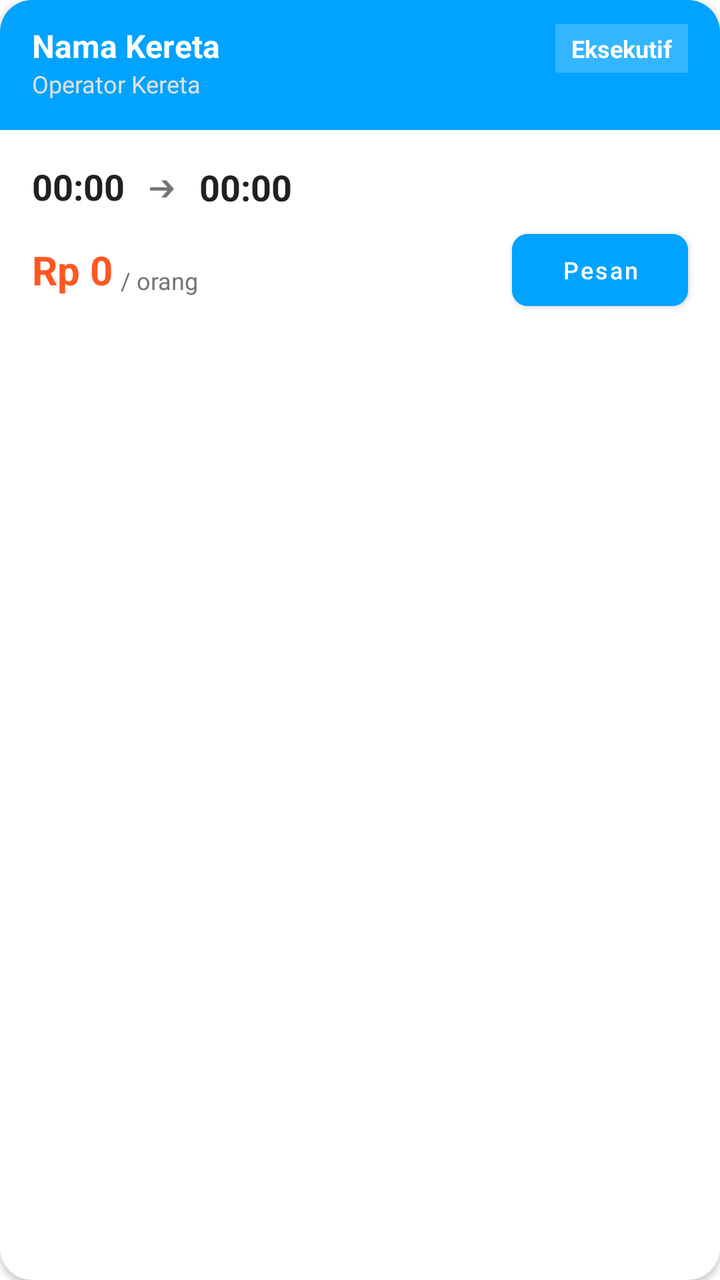
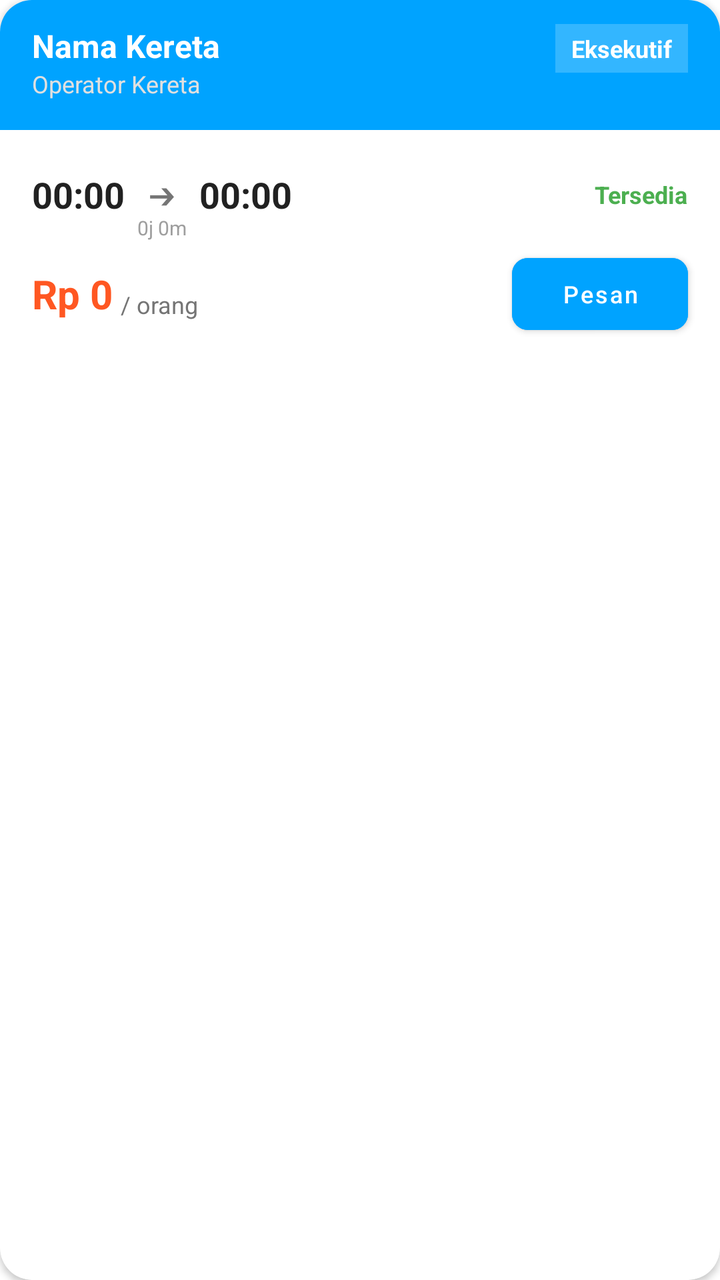

Two renders of the same Android screen: before a commit and after it. Below are the layout's source before the change and the commit's diff.
<!-- AndroidManifest.xml: application theme Theme.WisataGo -->
<!-- res/layout/item_train.xml -->
<?xml version="1.0" encoding="utf-8"?>
<com.google.android.material.card.MaterialCardView
    xmlns:android="http://schemas.android.com/apk/res/android"
    xmlns:app="http://schemas.android.com/apk/res-auto"
    android:layout_width="match_parent"
    android:layout_height="wrap_content"
    android:layout_marginHorizontal="16dp"
    android:layout_marginVertical="8dp"
    app:cardCornerRadius="16dp"
    app:cardElevation="2dp"
    app:strokeWidth="0dp">

    <androidx.constraintlayout.widget.ConstraintLayout
        android:layout_width="match_parent"
        android:layout_height="wrap_content"
        android:paddingBottom="16dp">

        <View
            android:id="@+id/view_header_train"
            android:layout_width="match_parent"
            android:layout_height="65dp"
            android:background="#00A3FF"
            app:layout_constraintTop_toTopOf="parent" />

        <TextView
            android:id="@+id/tv_train_name"
            android:layout_width="0dp"
            android:layout_height="wrap_content"
            android:layout_marginStart="16dp"
            android:layout_marginTop="12dp"
            android:text="Nama Kereta"
            android:textColor="#FFFFFF"
            android:textSize="16sp"
            android:textStyle="bold"
            app:layout_constraintStart_toStartOf="parent"
            app:layout_constraintTop_toTopOf="parent" />

        <TextView
            android:id="@+id/tv_operator_name"
            android:layout_width="0dp"
            android:layout_height="wrap_content"
            android:text="Operator Kereta"
            android:textColor="#E0E0E0"
            android:textSize="12sp"
            app:layout_constraintStart_toStartOf="@id/tv_train_name"
            app:layout_constraintTop_toBottomOf="@id/tv_train_name" />

        <TextView
            android:id="@+id/tv_class_type"
            android:layout_width="wrap_content"
            android:layout_height="wrap_content"
            android:layout_marginTop="12dp"
            android:layout_marginEnd="16dp"
            android:background="#33FFFFFF"
            android:paddingHorizontal="8dp"
            android:paddingVertical="4dp"
            android:text="Eksekutif"
            android:textColor="#FFFFFF"
            android:textSize="12sp"
            android:textStyle="bold"
            app:layout_constraintEnd_toEndOf="parent"
            app:layout_constraintTop_toTopOf="parent" />

        <TextView
            android:id="@+id/tv_departure_time"
            android:layout_width="wrap_content"
            android:layout_height="wrap_content"
            android:layout_marginStart="16dp"
            android:layout_marginTop="16dp"
            android:text="00:00"
            android:textColor="#212121"
            android:textSize="18sp"
            android:textStyle="bold"
            app:layout_constraintStart_toStartOf="parent"
            app:layout_constraintTop_toBottomOf="@id/view_header_train" />

        <TextView
            android:id="@+id/tv_arrow"
            android:layout_width="wrap_content"
            android:layout_height="wrap_content"
            android:layout_marginStart="12dp"
            android:text="➔"
            android:textColor="#757575"
            android:textSize="14sp"
            app:layout_constraintBottom_toBottomOf="@id/tv_departure_time"
            app:layout_constraintStart_toEndOf="@id/tv_departure_time"
            app:layout_constraintTop_toTopOf="@id/tv_departure_time" />

        <TextView
            android:id="@+id/tv_arrival_time"
            android:layout_width="wrap_content"
            android:layout_height="wrap_content"
            android:layout_marginStart="12dp"
            android:text="00:00"
            android:textColor="#212121"
            android:textSize="18sp"
            android:textStyle="bold"
            app:layout_constraintBottom_toBottomOf="@id/tv_arrow"
            app:layout_constraintStart_toEndOf="@id/tv_arrow"
            app:layout_constraintTop_toTopOf="@id/tv_arrow" />

        <TextView
            android:id="@+id/tv_train_price"
            android:layout_width="wrap_content"
            android:layout_height="wrap_content"
            android:layout_marginTop="16dp"
            android:text="Rp 0"
            android:textColor="#FF5722"
            android:textSize="20sp"
            android:textStyle="bold"
            app:layout_constraintStart_toStartOf="@id/tv_departure_time"
            app:layout_constraintTop_toBottomOf="@id/tv_departure_time" />

        <TextView
            android:id="@+id/tv_per_seat"
            android:layout_width="wrap_content"
            android:layout_height="wrap_content"
            android:layout_marginStart="4dp"
            android:text="/ orang"
            android:textColor="#757575"
            android:textSize="12sp"
            app:layout_constraintBottom_toBottomOf="@id/tv_train_price"
            app:layout_constraintStart_toEndOf="@id/tv_train_price" />

        <com.google.android.material.button.MaterialButton
            android:id="@+id/btn_pesan_item"
            android:layout_width="wrap_content"
            android:layout_height="wrap_content"
            android:layout_marginEnd="16dp"
            android:text="Pesan"
            android:textAllCaps="false"
            android:textSize="12sp"
            android:backgroundTint="#00A3FF"
            app:cornerRadius="8dp"
            app:layout_constraintBottom_toBottomOf="@id/tv_train_price"
            app:layout_constraintEnd_toEndOf="parent"
            app:layout_constraintTop_toTopOf="@id/tv_train_price" />

    </androidx.constraintlayout.widget.ConstraintLayout>
</com.google.android.material.card.MaterialCardView>
<!-- resources referenced by this layout -->
<resources>
  <style name="Theme.WisataGo" parent="Theme.MaterialComponents.Light.NoActionBar">
      </style>
</resources>

<!-- the commit's change to res/layout/item_train.xml (unified diff, before → after) -->
@@ -66,7 +66,7 @@
             android:layout_width="wrap_content"
             android:layout_height="wrap_content"
             android:layout_marginStart="16dp"
-            android:layout_marginTop="16dp"
+            android:layout_marginTop="20dp"
             android:text="00:00"
             android:textColor="#212121"
             android:textSize="18sp"
@@ -95,15 +95,53 @@
             android:textColor="#212121"
             android:textSize="18sp"
             android:textStyle="bold"
-            app:layout_constraintBottom_toBottomOf="@id/tv_arrow"
+            app:layout_constraintBottom_toBottomOf="@id/tv_departure_time"
             app:layout_constraintStart_toEndOf="@id/tv_arrow"
-            app:layout_constraintTop_toTopOf="@id/tv_arrow" />
+            app:layout_constraintTop_toTopOf="@id/tv_departure_time" />
+
+        <TextView
+            android:id="@+id/tv_seat_status"
+            android:layout_width="wrap_content"
+            android:layout_height="wrap_content"
+            android:layout_marginEnd="16dp"
+            android:text="Tersedia"
+            android:textColor="#4CAF50"
+            android:textSize="12sp"
+            android:textStyle="bold"
+            app:layout_constraintBottom_toBottomOf="@id/tv_departure_time"
+            app:layout_constraintEnd_toEndOf="parent"
+            app:layout_constraintTop_toTopOf="@id/tv_departure_time" />
+
+        <TextView
+            android:id="@+id/tv_next_day"
+            android:layout_width="wrap_content"
+            android:layout_height="wrap_content"
+            android:text="+1 hari"
+            android:textColor="#FF9800"
+            android:textSize="10sp"
+            android:textStyle="bold"
+            android:visibility="gone"
+            app:layout_constraintBottom_toTopOf="@id/tv_arrow"
+            app:layout_constraintEnd_toEndOf="@id/tv_arrow"
+            app:layout_constraintStart_toStartOf="@id/tv_arrow" />
+
+        <TextView
+            android:id="@+id/tv_duration"
+            android:layout_width="wrap_content"
+            android:layout_height="wrap_content"
+            android:text="0j 0m"
+            android:textColor="#9E9E9E"
+            android:textSize="10sp"
+            app:layout_constraintEnd_toEndOf="@id/tv_arrow"
+            app:layout_constraintStart_toStartOf="@id/tv_arrow"
+            app:layout_constraintTop_toBottomOf="@id/tv_arrow" />
+
 
         <TextView
             android:id="@+id/tv_train_price"
             android:layout_width="wrap_content"
             android:layout_height="wrap_content"
-            android:layout_marginTop="16dp"
+            android:layout_marginTop="24dp"
             android:text="Rp 0"
             android:textColor="#FF5722"
             android:textSize="20sp"
